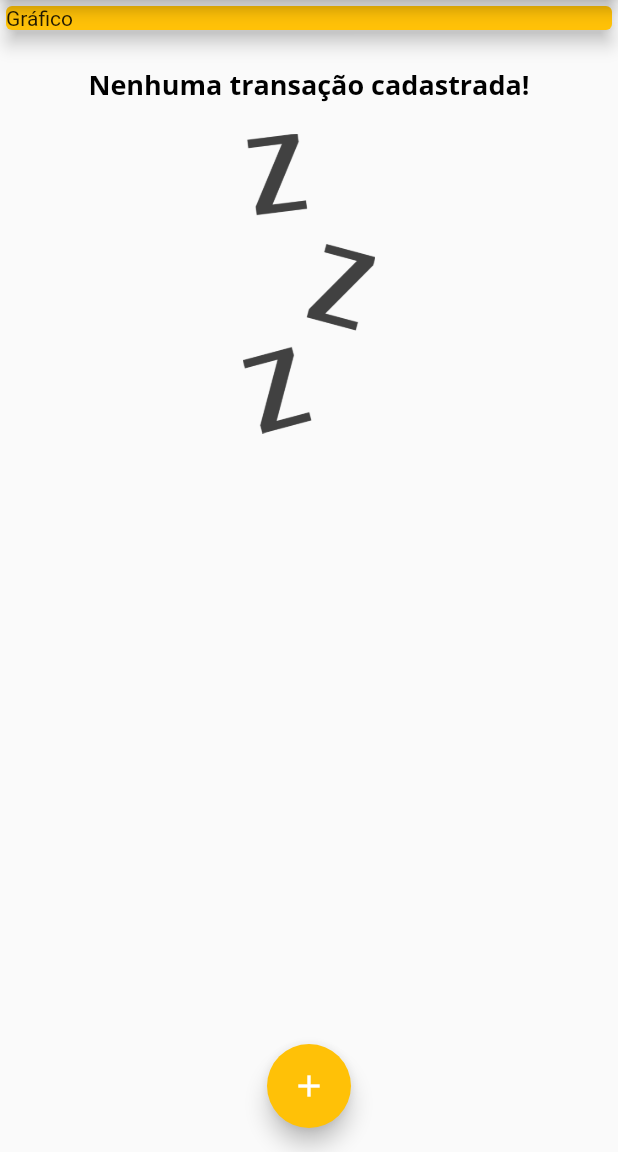
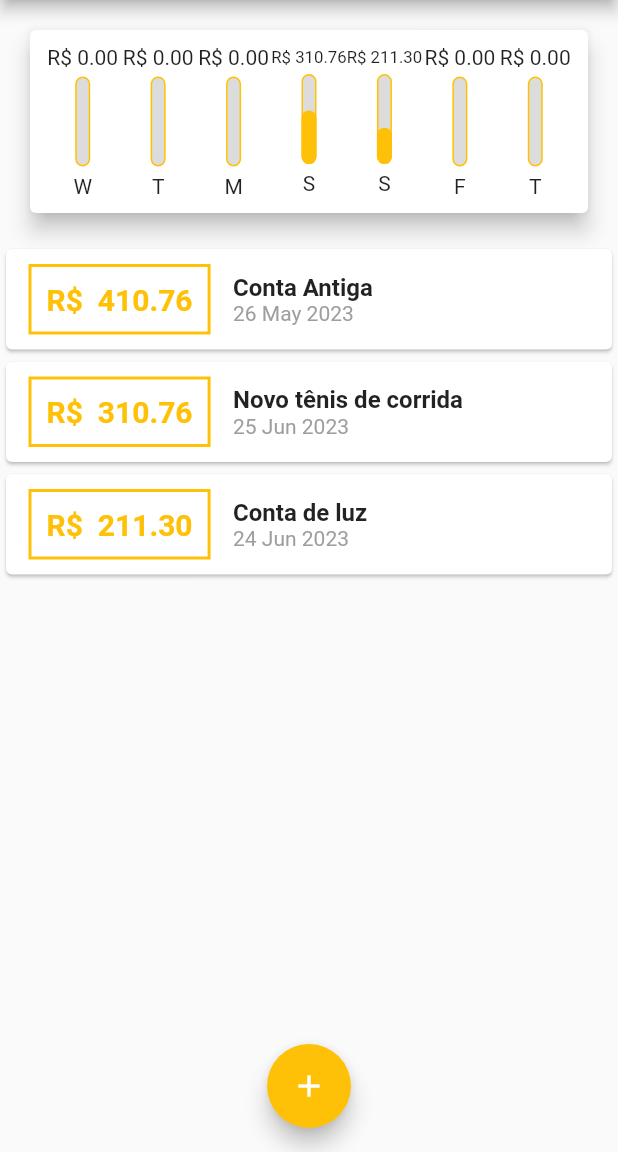
Before and after one commit to victorb132/expenses, a Flutter app: the screen it shows after launch, on a phone screen of 412 x 824 dp, the part 84-1236 px from its top. Run offline on Flutter 3.47's test engine with Material 2 defaults, Android fonts, the phone set to English and light mode, and no system bars.

Commit message:
feat/charts

```diff
--- /dev/null
+++ b/lib/components/chart.dart
@@ -0,0 +1,71 @@
+import 'package:flutter/material.dart';
+import 'package:intl/intl.dart';
+
+import '../models/transaction.dart';
+import 'chart_bar.dart';
+
+class Chart extends StatelessWidget {
+  final List<Transaction> recentTransaction;
+
+  Chart({super.key, required this.recentTransaction});
+
+  List<Map<String, Object>> get groupedTransactions {
+    return List.generate(
+      7,
+      (index) {
+        final weekDay = DateTime.now().subtract(
+          Duration(days: index),
+        );
+
+        double totalSum = 0.0;
+
+        for (var i = 0; i < recentTransaction.length; i++) {
+          bool sameDay = recentTransaction[i].date.day == weekDay.day;
+          bool sameMonth = recentTransaction[i].date.month == weekDay.month;
+          bool sameYear = recentTransaction[i].date.year == weekDay.year;
+
+          if (sameDay && sameMonth && sameYear) {
+            totalSum += recentTransaction[i].value;
+          }
+        }
+
+        return {
+          'day': DateFormat.E().format(weekDay)[0],
+          'value': totalSum,
+        };
+      },
+    );
+  }
+
+  double get _weekTotalValue {
+    return groupedTransactions.fold(
+      0.0,
+      (sum, tr) {
+        return sum + (tr['value'] as double);
+      },
+    );
+  }
+
+  @override
+  Widget build(BuildContext context) {
+    return Card(
+      elevation: 6,
+      margin: const EdgeInsets.all(20.0),
+      child: Padding(
+        padding: const EdgeInsets.all(10.0),
+        child: Row(
+            mainAxisAlignment: MainAxisAlignment.spaceAround,
+            children: groupedTransactions.map((tr) {
+              return Flexible(
+                fit: FlexFit.tight,
+                child: ChartBar(
+                  label: tr['day'].toString(),
+                  value: tr['value'] as double,
+                  percentage: (tr['value'] as double) / _weekTotalValue,
+                ),
+              );
+            }).toList()),
+      ),
+    );
+  }
+}
--- /dev/null
+++ b/lib/components/chart_bar.dart
@@ -0,0 +1,56 @@
+import 'package:flutter/material.dart';
+
+class ChartBar extends StatelessWidget {
+  final String label;
+  final double value;
+  final double percentage;
+
+  const ChartBar({
+    super.key,
+    required this.label,
+    required this.value,
+    required this.percentage,
+  });
+
+  @override
+  Widget build(BuildContext context) {
+    return Column(
+      children: [
+        FittedBox(
+          child: Text('R\$ ${value.toStringAsFixed(2)}'),
+        ),
+        const SizedBox(height: 5),
+        SizedBox(
+          height: 60,
+          width: 10,
+          child: Stack(
+            alignment: Alignment.bottomCenter,
+            children: [
+              Container(
+                decoration: BoxDecoration(
+                  border: Border.all(
+                    color: Theme.of(context).colorScheme.primary,
+                    width: 1,
+                  ),
+                  color: const Color.fromRGBO(220, 220, 220, 1),
+                  borderRadius: BorderRadius.circular(5),
+                ),
+              ),
+              FractionallySizedBox(
+                heightFactor: percentage,
+                child: Container(
+                  decoration: BoxDecoration(
+                    color: Theme.of(context).colorScheme.primary,
+                    borderRadius: BorderRadius.circular(5),
+                  ),
+                ),
+              ),
+            ],
+          ),
+        ),
+        const SizedBox(height: 5),
+        Text(label),
+      ],
+    );
+  }
+}
--- a/lib/main.dart
+++ b/lib/main.dart
@@ -1,5 +1,6 @@
 import 'dart:math';
 
+import 'package:expenses/components/chart.dart';
 import 'package:flutter/material.dart';
 
 import 'components/transaction_form.dart';
@@ -53,19 +54,35 @@ class MyHomePage extends StatefulWidget {
 
 class _MyHomePageState extends State<MyHomePage> {
   final List<Transaction> _transactions = [
-    // Transaction(
-    //   id: 't1',
-    //   title: 'Novo tênis de corrida',
-    //   value: 310.76,
-    //   date: DateTime.now(),
-    // ),
-    // Transaction(
-    //   id: 't2',
-    //   title: 'Conta de luz',
-    //   value: 211.30,
-    //   date: DateTime.now(),
-    // ),
+    Transaction(
+      id: 't0',
+      title: 'Conta Antiga',
+      value: 410.76,
+      date: DateTime.now().subtract(const Duration(days: 33)),
+    ),
+    Transaction(
+      id: 't1',
+      title: 'Novo tênis de corrida',
+      value: 310.76,
+      date: DateTime.now().subtract(const Duration(days: 3)),
+    ),
+    Transaction(
+      id: 't2',
+      title: 'Conta de luz',
+      value: 211.30,
+      date: DateTime.now().subtract(const Duration(days: 4)),
+    ),
   ];
+
+  List<Transaction> get _recentTransactions {
+    return _transactions.where((element) {
+      return element.date.isAfter(
+        DateTime.now().subtract(
+          const Duration(days: 7),
+        ),
+      );
+    }).toList();
+  }
 
   _addTransaction(String title, double value) {
     final newTransaction = Transaction(
@@ -108,10 +125,8 @@ class _MyHomePageState extends State<MyHomePage> {
       body: Column(
         crossAxisAlignment: CrossAxisAlignment.stretch,
         children: [
-          const Card(
-            color: Colors.amber,
-            elevation: 5,
-            child: Text('Gráfico'),
+          Chart(
+            recentTransaction: _recentTransactions,
           ),
           TransactionList(_transactions),
         ],
```
